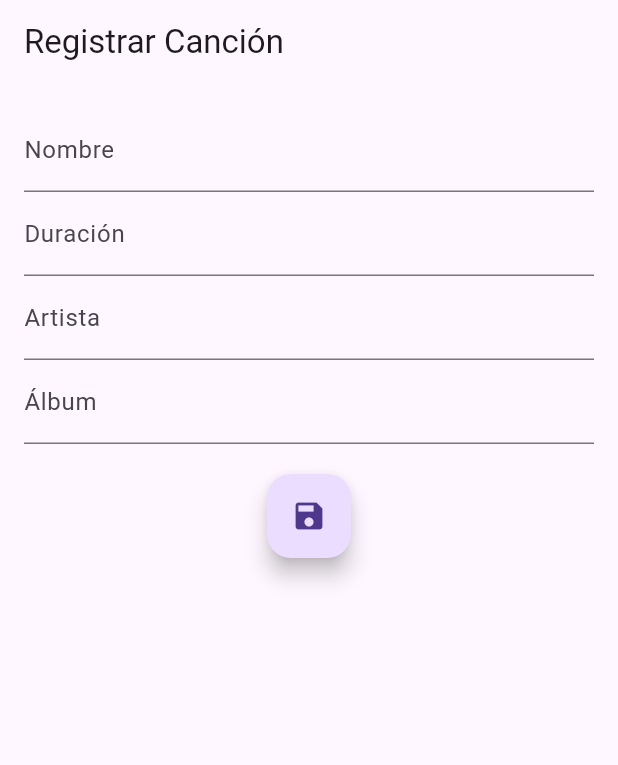
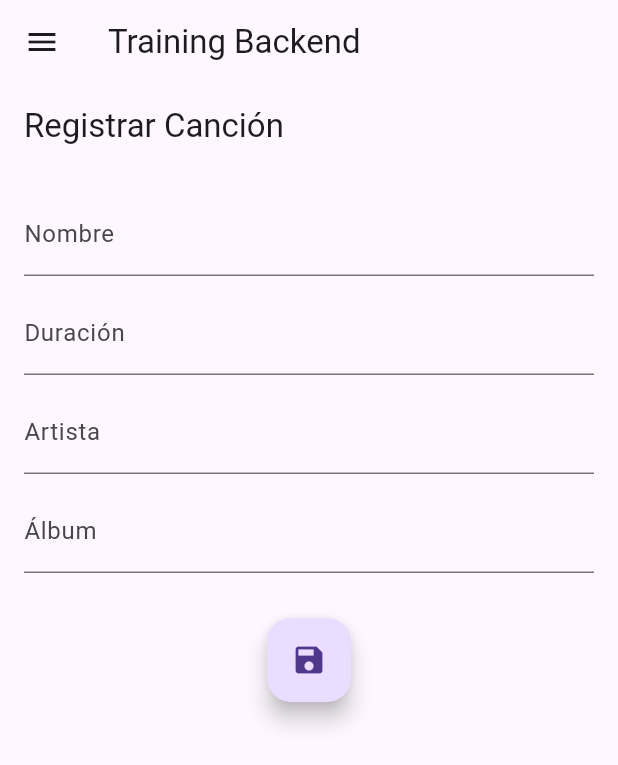
Before and after one commit to Castropy/trainingbackend, a Flutter app: the screen it shows after launch, on a phone screen of 412 x 824 dp. Shown: the top 765 px of the screen. Run offline on Flutter 3.47's test engine with Material 3 defaults, Android fonts, the phone set to English and light mode, and no system bars; our stand-ins replace flutter_riverpod.

Commit message:
Espacio entre los TextFormFields y Definiendo HomeScreen como principal en main.dart

```diff
--- a/lib/main.dart
+++ b/lib/main.dart
@@ -1,6 +1,7 @@
 import 'package:flutter/material.dart';
 import 'package:flutter_riverpod/flutter_riverpod.dart';
-import 'package:training_backend/screens/main_screen.dart';
+import 'package:training_backend/screens/home_screen.dart';
+
 
 void main() {
   runApp(const ProviderScope(child: MyApp())); // 👈 Aquí envolvemos la app
@@ -17,7 +18,7 @@ class MyApp extends StatelessWidget {
       theme: ThemeData(
         primarySwatch: Colors.blue,
       ),
-      home: const MainScreen(),
+      home: const HomeScreen(),
     );
   }
 }
--- a/lib/screens/main_screen.dart
+++ b/lib/screens/main_screen.dart
@@ -62,9 +62,13 @@ class _MainScreenState extends ConsumerState<MainScreen> {
           child: Column(
             children: [
               CustomTextFormFields(controller: nombreController, label: "Nombre"),
+              const SizedBox(height: 10),
               CustomTextFormFields(controller: duracionController, label: "Duración"),
+              const SizedBox(height: 10),
               CustomTextFormFields(controller: artistaController, label: "Artista"),
+              const SizedBox(height: 10),
               CustomTextFormFields(controller: albumController, label: "Álbum"),
+              const SizedBox(height: 10),
               const SizedBox(height: 20),
               CustomFAB(onPressed: _guardarCancion),
               if (cancion != null) ...[
```
